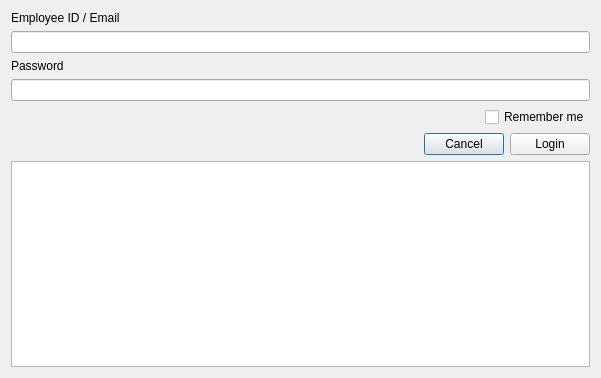
The window that KairosQt/design/logindialog.ui (thanhdung96/KairosConsole) describes before a commit, drawn with Qt 5.
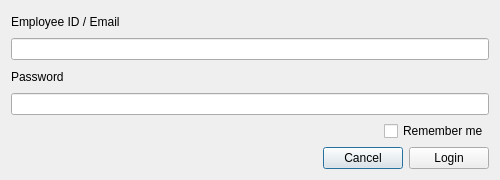
The same window after the commit.

Commit message:
Updated base response class.
Modifications qui seront validées :
	modifié :         KairosQt.pro
	modifié :         KairosQt/design/logindialog.ui
	modifié :         KairosQt/include/logindialog.h
	modifié :         KairosQt/src/logindialog.cpp
	modifié :         include/Network/ApiHandler.h
	modifié :         include/Response/BaseResponse.h
	modifié :         src/Network/ApiHandler.cpp
	modifié :         src/Response/BaseResponse.cpp

Diff of the .ui file:
```diff
--- a/KairosQt/design/logindialog.ui
+++ b/KairosQt/design/logindialog.ui
@@ -6,10 +6,22 @@
    <rect>
     <x>0</x>
     <y>0</y>
-    <width>601</width>
-    <height>378</height>
+    <width>500</width>
+    <height>180</height>
    </rect>
   </property>
+  <property name="minimumSize">
+   <size>
+    <width>500</width>
+    <height>180</height>
+   </size>
+  </property>
+  <property name="maximumSize">
+   <size>
+    <width>500</width>
+    <height>180</height>
+   </size>
+  </property>
   <property name="windowTitle">
    <string>Dialog</string>
   </property>
@@ -34,7 +46,11 @@
       </widget>
      </item>
      <item>
-      <widget class="QLineEdit" name="txtPassword"/>
+      <widget class="QLineEdit" name="txtPassword">
+       <property name="echoMode">
+        <enum>QLineEdit::Password</enum>
+       </property>
+      </widget>
      </item>
     </layout>
    </item>
@@ -93,9 +109,6 @@
      </item>
     </layout>
    </item>
-   <item>
-    <widget class="QTextEdit" name="txtTextEdit"/>
-   </item>
   </layout>
  </widget>
  <resources/>
```
Left out of the diff: 2 changed lines with no effect on the pictures. The commit also changes 7 other files.
